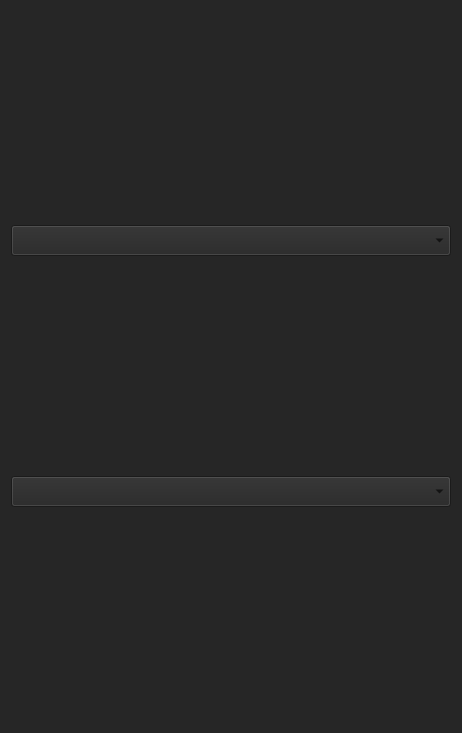
GeekTech-mirror/qt-cybersecurity_lesson, file Cybersecurity_Lesson/deauther/deauther.ui: the form before one commit.
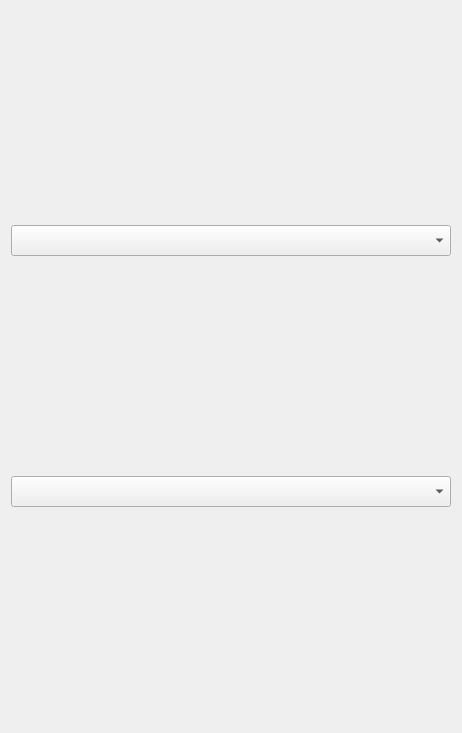
The form after the commit.

Commit message: feat: integrate interface model into deauther class. fix: remove interfaces when they are no longer available bug: new interfaces are not added to the model chore: add libpcap submodule to handle packet capture (actually commit this time... )

```diff
--- a/Cybersecurity_Lesson/deauther/deauther.ui
+++ b/Cybersecurity_Lesson/deauther/deauther.ui
@@ -12,93 +12,9 @@
   </property>
   <property name="palette">
    <palette>
-    <active>
-     <colorrole role="Button">
-      <brush brushstyle="SolidPattern">
-       <color alpha="255">
-        <red>30</red>
-        <green>34</green>
-        <blue>39</blue>
-       </color>
-      </brush>
-     </colorrole>
-     <colorrole role="Base">
-      <brush brushstyle="SolidPattern">
-       <color alpha="255">
-        <red>30</red>
-        <green>34</green>
-        <blue>39</blue>
-       </color>
-      </brush>
-     </colorrole>
-     <colorrole role="Window">
-      <brush brushstyle="SolidPattern">
-       <color alpha="255">
-        <red>30</red>
-        <green>34</green>
-        <blue>39</blue>
-       </color>
-      </brush>
-     </colorrole>
-    </active>
-    <inactive>
-     <colorrole role="Button">
-      <brush brushstyle="SolidPattern">
-       <color alpha="255">
-        <red>38</red>
-        <green>38</green>
-        <blue>38</blue>
-       </color>
-      </brush>
-     </colorrole>
-     <colorrole role="Base">
-      <brush brushstyle="SolidPattern">
-       <color alpha="255">
-        <red>38</red>
-        <green>39</green>
-        <blue>40</blue>
-       </color>
-      </brush>
-     </colorrole>
-     <colorrole role="Window">
-      <brush brushstyle="SolidPattern">
-       <color alpha="255">
-        <red>38</red>
-        <green>38</green>
-        <blue>38</blue>
-       </color>
-      </brush>
-     </colorrole>
-    </inactive>
-    <disabled>
-     <colorrole role="Button">
-      <brush brushstyle="SolidPattern">
-       <color alpha="255">
-        <red>30</red>
-        <green>34</green>
-        <blue>39</blue>
-       </color>
-      </brush>
-     </colorrole>
-     <colorrole role="Base">
-      <brush brushstyle="SolidPattern">
-       <color alpha="255">
-        <red>30</red>
-        <green>34</green>
-        <blue>39</blue>
-       </color>
-      </brush>
-     </colorrole>
-     <colorrole role="Window">
-      <brush brushstyle="SolidPattern">
-       <color alpha="255">
-        <red>30</red>
-        <green>34</green>
-        <blue>39</blue>
-       </color>
-      </brush>
-     </colorrole>
-    </disabled>
+    <active/>
+    <inactive/>
+    <disabled/>
    </palette>
   </property>
   <property name="windowTitle">
```
Left out of the diff: 2 changed lines with no effect on the pictures. The commit also changes 6 other files.
